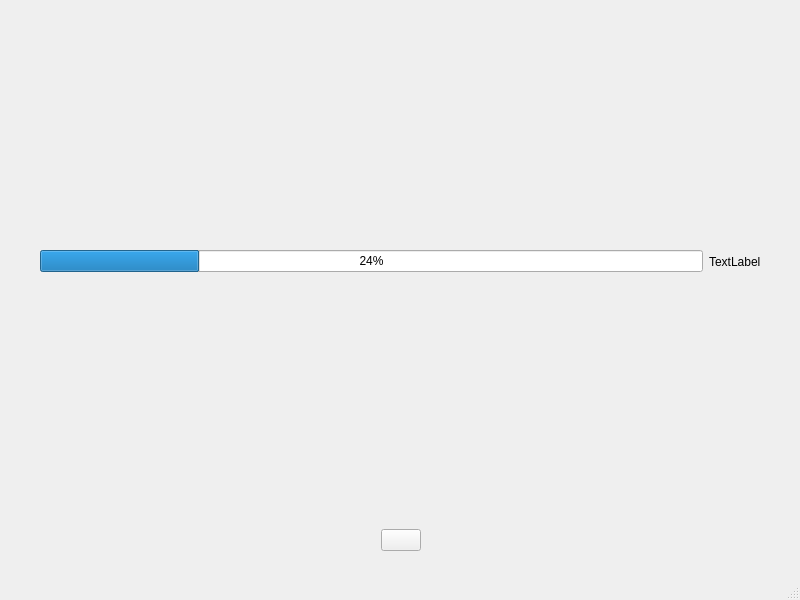
This is platform/mac/resources/mainwindow.ui in AstaTus/DiscoPlayer as Qt 5 draws it before an edit. The edited form follows.
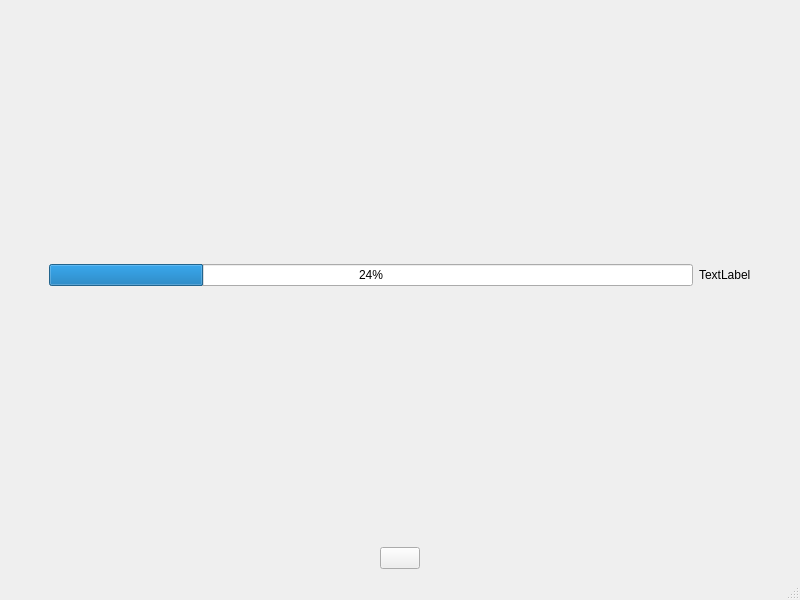
This is the edited form. Icons and pictures are not drawn.

What changed in the file:
```diff
--- a/platform/mac/resources/mainwindow.ui
+++ b/platform/mac/resources/mainwindow.ui
@@ -14,15 +14,14 @@
    <string>MainWindow</string>
   </property>
   <widget class="QWidget" name="centralwidget">
-   <widget class="QWidget" name="verticalLayoutWidget">
-    <property name="geometry">
-     <rect>
-      <x>0</x>
-      <y>0</y>
-      <width>801</width>
-      <height>551</height>
-     </rect>
-    </property>
+   <property name="sizePolicy">
+    <sizepolicy hsizetype="Expanding" vsizetype="Expanding">
+     <horstretch>0</horstretch>
+     <verstretch>0</verstretch>
+    </sizepolicy>
+   </property>
+   <layout class="QGridLayout" name="gridLayout">
+    <item row="0" column="0">
     <layout class="QVBoxLayout" name="verticalLayout" stretch="0,0">
      <property name="sizeConstraint">
       <enum>QLayout::SetMinimumSize</enum>
@@ -149,7 +148,8 @@
       </layout>
      </item>
     </layout>
-   </widget>
+    </item>
+   </layout>
   </widget>
   <widget class="QMenuBar" name="menubar">
    <property name="geometry">
```
Lines whose indentation alone changed are shown as unchanged.
